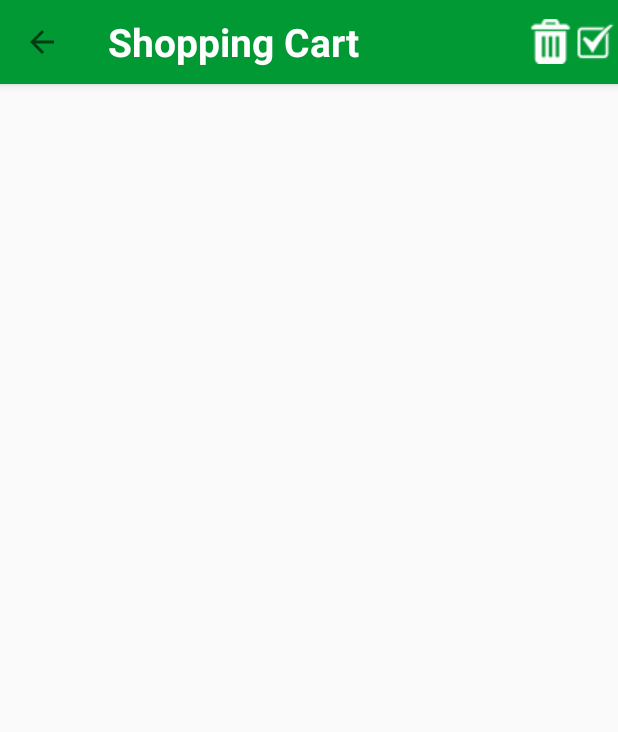
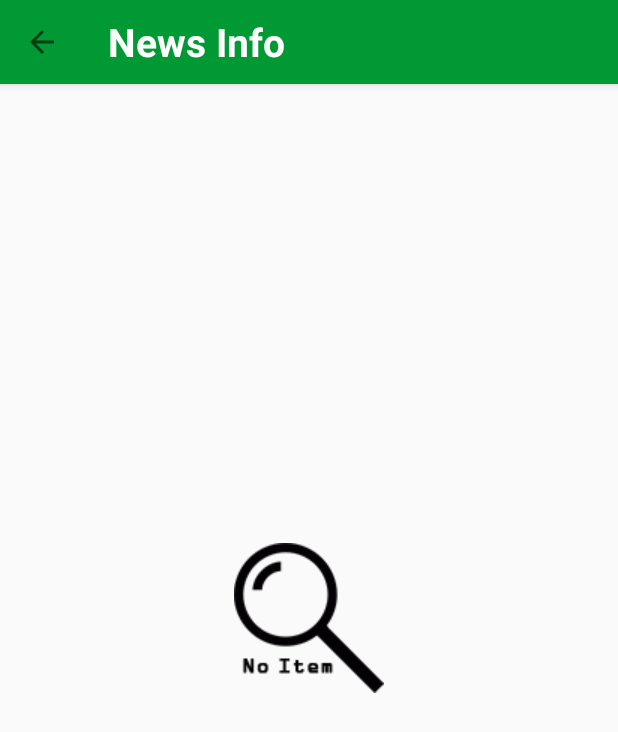
Before and after one commit to vgnaruto/AppShop, an Android app: the screen it shows after launch (MainActivity), on a phone screen of 412 x 824 dp. Shown: the top 732 px of the screen. Run offline under Robolectric (Android 15) with nearby library versions, the light colour scheme and no system bars; our stand-ins replace sdp/ssp sizes.

Commit message:
Layout
-News list fragment
-Cart fragment
-Wishlist fragment
-Order history fragment
-Notification fragment

```diff
--- /dev/null
+++ b/app/src/main/java/com/example/windows10/appshop/CartFragment.java
@@ -0,0 +1,36 @@
+package com.example.windows10.appshop;
+
+import android.os.Bundle;
+import android.support.annotation.NonNull;
+import android.support.annotation.Nullable;
+import android.support.v4.app.Fragment;
+import android.support.v7.widget.Toolbar;
+import android.view.LayoutInflater;
+import android.view.View;
+import android.view.ViewGroup;
+
+public class CartFragment extends Fragment {
+    private MainActivity ui;
+    public CartFragment(){}
+
+    @Nullable
+    @Override
+    public View onCreateView(@NonNull LayoutInflater inflater, @Nullable ViewGroup container, @Nullable Bundle savedInstanceState) {
+        View view = inflater.inflate(R.layout.fragment_cart,container, false);
+        Toolbar customToolbar = view.findViewById(R.id.custom_toolbar);
+        ui.setSupportActionBar(customToolbar);
+        ui.getSupportActionBar().setDisplayHomeAsUpEnabled(true);
+        return view;
+    }
+    public static CartFragment newInstance(MainActivity ui, String title){
+        CartFragment fragment = new CartFragment();
+        Bundle args = new Bundle();
+        args.putString("title",title);
+        fragment.setArguments(args);
+        fragment.setUI(ui);
+        return fragment;
+    }
+    public void setUI(MainActivity ui){
+        this.ui = ui;
+    }
+}
--- a/app/src/main/java/com/example/windows10/appshop/MainActivity.java
+++ b/app/src/main/java/com/example/windows10/appshop/MainActivity.java
@@ -1,10 +1,8 @@
 package com.example.windows10.appshop;
 
-import android.app.ActionBar;
 import android.support.v4.app.Fragment;
 import android.support.v4.app.FragmentManager;
 import android.support.v4.app.FragmentTransaction;
-import android.support.v4.view.ViewPager;
 import android.support.v7.app.AppCompatActivity;
 import android.os.Bundle;
 
@@ -15,11 +13,19 @@ public class MainActivity extends AppCompatActivity {
     private MainFragment mainFragment;
     private ProductFragment productFragment;
     private FragmentManager fragmentManager;
-    private ShoppingFragment shoppingFragment;
+    private CartFragment cartFragment;
+    private WishlistFragment wishlistFragment;
+    private OrderHistoryFragment orderHistoryFragment;
+    private NewsListFragment newsListFragment;
+    private NotificationFragment notificationFragment;
 
     public static int PAGE_MAIN = 0;
     public static int PAGE_PRODUCT = 2;
-    public static int PAGE_SHOPPING_CART = 8;
+    public static int PAGE_CART = 8;
+    public static int PAGE_WISHLIST = 9;
+    public static int PAGE_ORDER_HISTORY = 10;
+    public static int PAGE_NEWS_LIST = 11;
+    public static int PAGE_NOTIFICATION = 12;
     private static MainActivity instance;
 
     @Override
@@ -30,17 +36,25 @@ public class MainActivity extends AppCompatActivity {
         fragments = new ArrayList<>();
         //inisisalisasi semua fragment
         this.productFragment = ProductFragment.newInstance(this,"Product Fragment");
-        this.shoppingFragment = ShoppingFragment.newInstance(this, "Shopping Fragment");
+        this.cartFragment = CartFragment.newInstance(this, "Shopping Fragment");
+        this.wishlistFragment = WishlistFragment.newInstance(this, "Wishlist Fragment");
+        this.orderHistoryFragment = OrderHistoryFragment.newInstance(this, "Order History Fragment");
+        this.newsListFragment = NewsListFragment.newInstance(this, "News Info Fragment");
+        this.notificationFragment = NotificationFragment.newInstance(this, "Notification Fragment");
         this.mainFragment = MainFragment.newInstance(this);
 
         fragments.add(productFragment);
-        fragments.add(shoppingFragment);
+        fragments.add(cartFragment);
         fragments.add(mainFragment);
+        fragments.add(wishlistFragment);
+        fragments.add(orderHistoryFragment);
+        fragments.add(newsListFragment);
+        fragments.add(notificationFragment);
 
         this.fragmentManager = getSupportFragmentManager();
         instance = this;
 
-        changePage(PAGE_SHOPPING_CART);
+        changePage(PAGE_NEWS_LIST);
     }
 
     public void changePage(int i) {
@@ -61,13 +75,45 @@ public class MainActivity extends AppCompatActivity {
             }
             hideOtherFrag(productFragment, ft);
         }
-        if(i == PAGE_SHOPPING_CART){
-            if(shoppingFragment.isAdded()){
-                ft.show(shoppingFragment);
+        if(i == PAGE_CART){
+            if(cartFragment.isAdded()){
+                ft.show(cartFragment);
             }else{
-                ft.add(R.id.fragment_container, shoppingFragment);
+                ft.add(R.id.fragment_container, cartFragment);
             }
-            hideOtherFrag(shoppingFragment,ft);
+            hideOtherFrag(cartFragment,ft);
+        }
+        if(i == PAGE_WISHLIST){
+            if(wishlistFragment.isAdded()){
+                ft.show(wishlistFragment);
+            }else{
+                ft.add(R.id.fragment_container, wishlistFragment);
+            }
+            hideOtherFrag(wishlistFragment,ft);
+        }
+        if(i == PAGE_ORDER_HISTORY){
+            if(orderHistoryFragment.isAdded()){
+                ft.show(orderHistoryFragment);
+            }else{
+                ft.add(R.id.fragment_container,orderHistoryFragment);
+            }
+            hideOtherFrag(orderHistoryFragment,ft);
+        }
+        if(i == PAGE_NEWS_LIST){
+            if(newsListFragment.isAdded()){
+                ft.show(newsListFragment);
+            }else{
+                ft.add(R.id.fragment_container, newsListFragment);
+            }
+            hideOtherFrag(newsListFragment,ft);
+        }
+        if(i == PAGE_NOTIFICATION){
+            if(notificationFragment.isAdded()){
+                ft.show(notificationFragment);
+            }else{
+                ft.add(R.id.fragment_container,notificationFragment);
+            }
+            hideOtherFrag(notificationFragment,ft);
         }
         ft.commit();
     }
--- /dev/null
+++ b/app/src/main/java/com/example/windows10/appshop/NewsListFragment.java
@@ -0,0 +1,38 @@
+package com.example.windows10.appshop;
+
+
+import android.os.Bundle;
+import android.support.annotation.NonNull;
+import android.support.annotation.Nullable;
+import android.support.v4.app.Fragment;
+import android.support.v7.widget.Toolbar;
+import android.view.LayoutInflater;
+import android.view.View;
+import android.view.ViewGroup;
+
+public class NewsListFragment extends Fragment{
+    private MainActivity ui;
+    public NewsListFragment(){}
+
+    @Nullable
+    @Override
+    public View onCreateView(@NonNull LayoutInflater inflater, @Nullable ViewGroup container, @Nullable Bundle savedInstanceState) {
+        View view = inflater.inflate(R.layout.fragment_news_list,container,false);
+        Toolbar customToolbar = view.findViewById(R.id.custom_toolbar);
+        ui.setSupportActionBar(customToolbar);
+        ui.getSupportActionBar().setDisplayHomeAsUpEnabled(true);
+        return view;
+    }
+
+    public static NewsListFragment newInstance(MainActivity ui, String title){
+        NewsListFragment fragment = new NewsListFragment();
+        Bundle args = new Bundle();
+        args.putString("title",title);
+        fragment.setArguments(args);
+        fragment.setUI(ui);
+        return fragment;
+    }
+    public void setUI(MainActivity ui){
+        this.ui = ui;
+    }
+}
--- a/app/src/main/java/com/example/windows10/appshop/ShoppingFragment.java
+++ b/app/src/main/java/com/example/windows10/appshop/NotificationFragment.java
@@ -9,21 +9,22 @@ import android.view.LayoutInflater;
 import android.view.View;
 import android.view.ViewGroup;
 
-public class ShoppingFragment extends Fragment {
+public class NotificationFragment extends Fragment {
     private MainActivity ui;
-    public ShoppingFragment(){}
+    public NotificationFragment(){}
 
     @Nullable
     @Override
     public View onCreateView(@NonNull LayoutInflater inflater, @Nullable ViewGroup container, @Nullable Bundle savedInstanceState) {
-        View view = inflater.inflate(R.layout.fragment_shopping,container, false);
+        View view = inflater.inflate(R.layout.fragment_notification,container,false);
         Toolbar customToolbar = view.findViewById(R.id.custom_toolbar);
         ui.setSupportActionBar(customToolbar);
         ui.getSupportActionBar().setDisplayHomeAsUpEnabled(true);
         return view;
     }
-    public static ShoppingFragment newInstance(MainActivity ui,String title){
-        ShoppingFragment fragment = new ShoppingFragment();
+
+    public static NotificationFragment newInstance(MainActivity ui,String title){
+        NotificationFragment fragment = new NotificationFragment();
         Bundle args = new Bundle();
         args.putString("title",title);
         fragment.setArguments(args);
--- /dev/null
+++ b/app/src/main/java/com/example/windows10/appshop/OrderHistoryFragment.java
@@ -0,0 +1,37 @@
+package com.example.windows10.appshop;
+
+import android.os.Bundle;
+import android.support.annotation.NonNull;
+import android.support.annotation.Nullable;
+import android.support.v4.app.Fragment;
+import android.support.v7.widget.Toolbar;
+import android.view.LayoutInflater;
+import android.view.View;
+import android.view.ViewGroup;
+
+public class OrderHistoryFragment extends Fragment{
+    private MainActivity ui;
+    public OrderHistoryFragment(){}
+
+    @Nullable
+    @Override
+    public View onCreateView(@NonNull LayoutInflater inflater, @Nullable ViewGroup container, @Nullable Bundle savedInstanceState) {
+        View view = inflater.inflate(R.layout.fragment_order_history,container,false);
+        Toolbar customToolbar = view.findViewById(R.id.custom_toolbar);
+        ui.setSupportActionBar(customToolbar);
+        ui.getSupportActionBar().setDisplayHomeAsUpEnabled(true);
+        return view;
+    }
+
+    public static OrderHistoryFragment newInstance(MainActivity ui,String title){
+        OrderHistoryFragment fragment = new OrderHistoryFragment();
+        Bundle args = new Bundle();
+        args.putString("title",title);
+        fragment.setArguments(args);
+        fragment.setUI(ui);
+        return fragment;
+    }
+    public void setUI(MainActivity ui){
+        this.ui = ui;
+    }
+}
--- /dev/null
+++ b/app/src/main/java/com/example/windows10/appshop/WishlistFragment.java
@@ -0,0 +1,37 @@
+package com.example.windows10.appshop;
+
+import android.os.Bundle;
+import android.support.annotation.NonNull;
+import android.support.annotation.Nullable;
+import android.support.v4.app.Fragment;
+import android.support.v7.widget.Toolbar;
+import android.view.LayoutInflater;
+import android.view.View;
+import android.view.ViewGroup;
+
+public class WishlistFragment extends Fragment {
+    private MainActivity ui;
+    public WishlistFragment(){}
+
+    @Nullable
+    @Override
+    public View onCreateView(@NonNull LayoutInflater inflater, @Nullable ViewGroup container, @Nullable Bundle savedInstanceState) {
+        View view = inflater.inflate(R.layout.fragment_wishlist,container,false);
+        Toolbar customToolbar = view.findViewById(R.id.custom_toolbar);
+        ui.setSupportActionBar(customToolbar);
+        ui.getSupportActionBar().setDisplayHomeAsUpEnabled(true);
+        return view;
+    }
+
+    public static WishlistFragment newInstance(MainActivity ui,String title){
+        WishlistFragment fragment = new WishlistFragment();
+        Bundle args = new Bundle();
+        args.putString("title",title);
+        fragment.setArguments(args);
+        fragment.setUI(ui);
+        return fragment;
+    }
+    public void setUI(MainActivity ui){
+        this.ui = ui;
+    }
+}
--- /dev/null
+++ b/app/src/main/res/layout/fragment_news_list.xml
@@ -0,0 +1,36 @@
+<?xml version="1.0" encoding="utf-8"?>
+<RelativeLayout
+    xmlns:android="http://schemas.android.com/apk/res/android"
+    android:layout_width="match_parent"
+    android:layout_height="match_parent">
+    <android.support.v7.widget.Toolbar
+        android:id="@+id/custom_toolbar"
+        android:layout_width="match_parent"
+        android:layout_height="?attr/actionBarSize"
+        android:background="@color/green"
+        android:elevation="4dp" >
+        <RelativeLayout
+            android:layout_width="match_parent"
+            android:layout_height="match_parent">
+            <TextView
+                android:layout_width="wrap_content"
+                android:layout_height="wrap_content"
+                android:text="News Info"
+                android:layout_centerVertical="true"
+                android:textStyle="bold"
+                android:textColor="@color/white"
+                android:textSize="@dimen/_20sdp"/>
+        </RelativeLayout>
+    </android.support.v7.widget.Toolbar>
+    <ListView
+        android:layout_width="match_parent"
+        android:layout_height="match_parent"
+        android:layout_below="@id/custom_toolbar"/>
+    <ImageView
+        android:src="@drawable/no_item_icon"
+        android:layout_width="wrap_content"
+        android:layout_height="wrap_content"
+        android:layout_centerVertical="true"
+        android:layout_centerHorizontal="true"/>
+
+</RelativeLayout>
```
Also changed, not shown: app/src/main/res/layout/fragment_cart.xml (renamed from app/src/main/res/layout/fragment_shopping.xml, +34 -2 lines), app/src/main/res/layout/fragment_notification.xml (added, +44 -0 lines), app/src/main/res/layout/fragment_order_history.xml (added, +44 -0 lines), app/src/main/res/layout/fragment_wishlist.xml (added, +44 -0 lines), app/src/main/res/drawable/no_item_icon.png (added).
